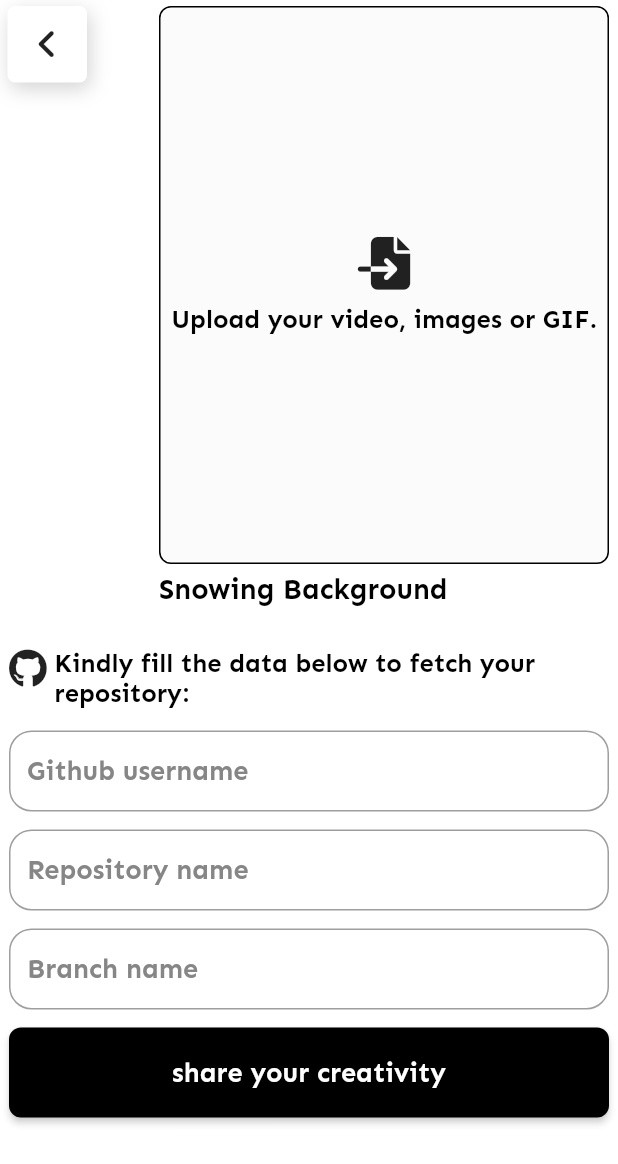
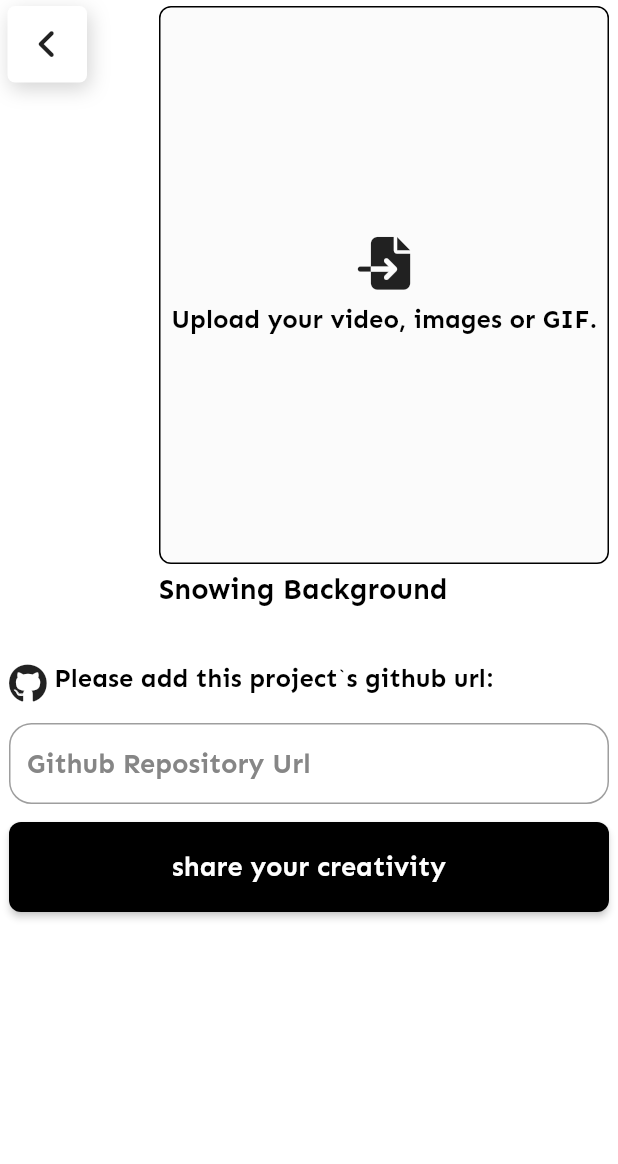
Before and after one commit to ibrahimEltayfe/challenge_app, a Flutter app: the AddChallengeResponsePage screen opened by its route, on a phone screen of 412 x 824 dp. Shown: the top 1164 px of the screen. Run offline on Flutter 3.47's test engine with Material 2 defaults, Android fonts, the phone set to English and light mode, and no system bars; our stand-ins replace carousel_slider, chips_choice, cloud_firestore, dartz, device_preview, dio and 19 more; missing offline and left inert: ntp; accounts and stored records are empty.

```diff
--- a/lib/config/app_routers.dart
+++ b/lib/config/app_routers.dart
@@ -111,7 +111,7 @@ class RoutesManager{
 
       case AppRoutes.challengeRespondCardDetailsRoute:
         return MaterialPageRoute(
-            builder: (_)=> const ChallengeResponseCardDetails(),
+            builder: (_)=> ChallengeResponseCardDetails(settings.arguments.toString()),
             settings: settings
         );
 
--- a/lib/features/add_challenge_response/presentation/pages/add_challenge_response_page.dart
+++ b/lib/features/add_challenge_response/presentation/pages/add_challenge_response_page.dart
@@ -46,10 +46,10 @@ class _AddChallengeResponsePageState extends State<AddChallengeResponsePage> {
 
                 const _BuildMediaContainer(),
 
-                const SizedBox(height: 28,),
+                const SizedBox(height: 38,),
                 const _BuildGithubTitleBar(),
 
-                const SizedBox(height: 15,),
+                const SizedBox(height: 14,),
                 _BuildInputForm(scrollController: scrollController)
               ],
             ),
@@ -245,15 +245,12 @@ class _BuildInputForm extends StatefulWidget {
 }
 
 class _BuildInputFormState extends State<_BuildInputForm> {
-  final usernameController = TextEditingController();
-  final repositoryNameController = TextEditingController();
-  final branchNameController = TextEditingController();
+  final repositoryUrlController = TextEditingController();
+  final GlobalKey<FormState> _formKey = GlobalKey<FormState>();
 
   @override
   void dispose() {
-    usernameController.dispose();
-    repositoryNameController.dispose();
-    branchNameController.dispose();
+    repositoryUrlController.dispose();
     super.dispose();
   }
 
@@ -262,34 +259,22 @@ class _BuildInputFormState extends State<_BuildInputForm> {
     return SizedBox(
       height: 300,
       child: Form(
+        key: _formKey,
         child: ListView(
           controller:widget.scrollController,
           children: [
             InputTextField(
                 height: 56,
-                hint: "Github username",
-                controller: usernameController,
-                textInputAction: TextInputAction.next
+                hint: "Github Repository Url",
+                controller: repositoryUrlController,
+                textInputAction: TextInputAction.done,
+                validator: (val){
+                  if(val!.isEmpty){
+                    return context.localization.fieldIsEmptyError;
+                  }
+                },
             ),
             const SizedBox(height: 12,),
-
-            InputTextField(
-                height: 56,
-                hint: "Repository name",
-                controller: repositoryNameController,
-                textInputAction: TextInputAction.next
-            ),
-            const SizedBox(height: 12,),
-
-            InputTextField(
-                height: 56,
-                hint: "Branch name",
-                controller: branchNameController,
-                textInputAction: TextInputAction.next
-            ),
-
-            const SizedBox(height: 12,),
-
 
             ActionButton(
                 title: context.localization.shareYourCreativity,
@@ -313,11 +298,11 @@ class _BuildGithubTitleBar extends StatelessWidget {
     return Row(
       crossAxisAlignment: CrossAxisAlignment.start,
       children: [
-        FaIcon(AppIcons.githubFa,size: 26,),
+        const FaIcon(AppIcons.githubFa,size: 26,),
 
-        SizedBox(width: 5,),
+        const SizedBox(width: 5,),
 
-        Expanded(child: Text("Kindly fill the data below to fetch your repository:",style: context.textTheme.titleMedium,))
+        Expanded(child: Text(context.localization.addYourRepositoryUrl,style: context.textTheme.titleMedium,))
       ],
     );
   }
--- a/lib/features/auth/data/data_sources/auth_remote.dart
+++ b/lib/features/auth/data/data_sources/auth_remote.dart
@@ -1,7 +1,7 @@
 import 'dart:developer';
 
 import 'package:challenge_app/core/constants/end_points.dart';
-import 'package:challenge_app/core/common/user_model.dart';
+import 'package:challenge_app/core/common/models/user_model.dart';
 import 'package:cloud_firestore/cloud_firestore.dart';
 import 'package:firebase_auth/firebase_auth.dart';
 import 'package:firebase_storage/firebase_storage.dart';
--- a/lib/features/auth/presentation/manager/login_provider/login_provider.dart
+++ b/lib/features/auth/presentation/manager/login_provider/login_provider.dart
@@ -1,7 +1,7 @@
 import 'package:challenge_app/core/utils/network_checker.dart';
 import 'package:challenge_app/features/auth/data/data_sources/auth_remote.dart';
 import 'package:challenge_app/features/auth/data/data_sources/email_verification_remote.dart';
-import 'package:challenge_app/core/common/user_model.dart';
+import 'package:challenge_app/core/common/models/user_model.dart';
 import 'package:equatable/equatable.dart';
 import 'package:internet_connection_checker/internet_connection_checker.dart';
 import 'package:riverpod/riverpod.dart';
--- a/lib/features/auth/presentation/manager/register_provider/register_provider.dart
+++ b/lib/features/auth/presentation/manager/register_provider/register_provider.dart
@@ -1,6 +1,6 @@
 import 'package:challenge_app/core/utils/network_checker.dart';
 import 'package:challenge_app/features/auth/data/data_sources/auth_remote.dart';
-import 'package:challenge_app/core/common/user_model.dart';
+import 'package:challenge_app/core/common/models/user_model.dart';
 import 'package:equatable/equatable.dart';
 import 'package:internet_connection_checker/internet_connection_checker.dart';
 import 'package:riverpod/riverpod.dart';
--- a/lib/features/auth/presentation/manager/social_login_provider/social_login_provider.dart
+++ b/lib/features/auth/presentation/manager/social_login_provider/social_login_provider.dart
@@ -1,7 +1,7 @@
 import 'package:challenge_app/core/utils/network_checker.dart';
 import 'package:challenge_app/features/auth/data/data_sources/auth_remote.dart';
 import 'package:challenge_app/features/auth/data/data_sources/email_verification_remote.dart';
-import 'package:challenge_app/core/common/user_model.dart';
+import 'package:challenge_app/core/common/models/user_model.dart';
 import 'package:equatable/equatable.dart';
 import 'package:internet_connection_checker/internet_connection_checker.dart';
 import 'package:riverpod/riverpod.dart';
--- a/lib/features/home/presentation/pages/home.dart
+++ b/lib/features/home/presentation/pages/home.dart
@@ -1,7 +1,5 @@
 import 'dart:developer';
 import 'dart:ui';
-import 'package:challenge_app/core/constants/app_lottie.dart';
-import 'package:challenge_app/core/constants/app_routes.dart';
 import 'package:challenge_app/core/extensions/localization_helper.dart';
 import 'package:challenge_app/core/extensions/mediaquery_size.dart';
 import 'package:challenge_app/core/extensions/sliver_convertor.dart';
--- a/lib/features/home/presentation/pages/search_page.dart
+++ b/lib/features/home/presentation/pages/search_page.dart
@@ -1,4 +1,4 @@
-import 'package:challenge_app/features/home/data/models/challenge_model.dart';
+import '../../../../../core/common/models/challenge_model.dart';
 import 'package:challenge_app/features/home/presentation/widgets/search_bar.dart';
 import 'package:flutter/material.dart';
 
```
Also changed, not shown: lib/config/providers.dart (+53 -3 lines), lib/features/challenge_details/data/data_sources/filter_remote.dart (added, +12 -0 lines), lib/features/challenge_details/data/repositories/filter_repo.dart (added, +34 -0 lines), lib/features/challenge_details/presentation/manager/filter_provider/filter_provider.dart (added, +15 -0 lines), lib/features/challenge_details/presentation/manager/filter_provider/filter_state.dart (added, +22 -0 lines), lib/features/challenge_details/presentation/widgets/filter_bottom_sheet.dart (+22 -1 lines), lib/features/home/presentation/widgets/horizontal_list.dart (+4 -5 lines), lib/testing/firebase.dart (added, +25 -0 lines).
